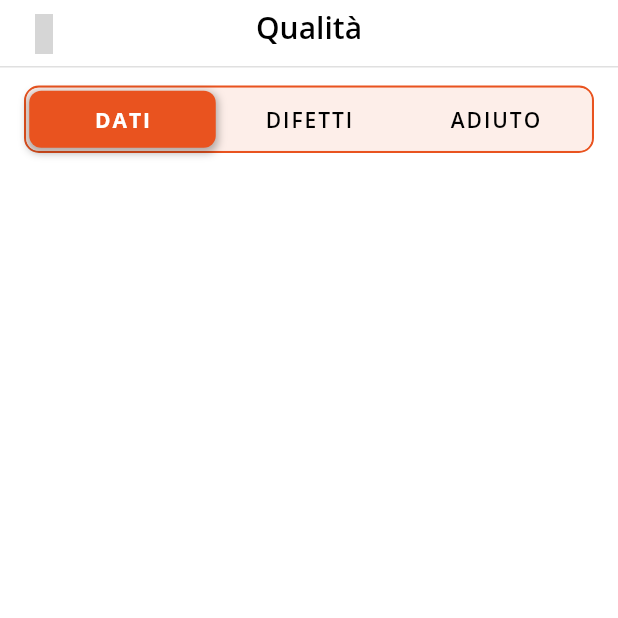
After one commit to ilCatta/qualita, a Flutter app: the InformazioniLottoPage screen opened by its route, on a phone screen of 412 x 824 dp, the top half of it. The commit adds this screen. Run offline on Flutter 3.47's test engine with Material 2 defaults, Android fonts, the phone set to English and light mode, and no system bars; drawn by our look-alikes of auto_size_text, custom_sliding_segmented_control; our stand-ins replace adaptive_theme, eva_icons_flutter, go_router, ionicons; missing offline and left inert: mobile_scanner; project files that could hold a hidden picture were left out; grey boxes are pictures that could not be loaded.

Commit message:
Iniziata pagina dei dati

```diff
--- /dev/null
+++ b/lib/pages/informazioni_lotto/informazioni_lotto_page.dart
@@ -0,0 +1,221 @@
+import 'package:auto_size_text/auto_size_text.dart';
+import 'package:custom_sliding_segmented_control/custom_sliding_segmented_control.dart';
+import 'package:eva_icons_flutter/eva_icons_flutter.dart';
+import 'package:flutter/material.dart';
+import 'package:go_router/go_router.dart';
+
+class InformazioniLottoPage extends StatefulWidget {
+  const InformazioniLottoPage({super.key});
+
+  @override
+  State<InformazioniLottoPage> createState() => _InformazioniLottoPageState();
+}
+
+class _InformazioniLottoPageState extends State<InformazioniLottoPage> {
+  int menuActiveIndex = 1;
+
+  void changeMenuActive(int index) {
+    setState(() {
+      menuActiveIndex = index;
+    });
+  }
+
+  @override
+  Widget build(BuildContext context) {
+    return Scaffold(
+      appBar: PreferredSize(
+        preferredSize: Size.fromHeight(45.0),
+        child: AppBar(
+          automaticallyImplyLeading: false,
+          centerTitle: true,
+          title: Stack(
+            children: [
+              GestureDetector(
+                onTap: () => context.pop(),
+                child: SizedBox(
+                    height: 35,
+                    child: Icon(
+                      EvaIcons.arrowBackOutline,
+                      size: 27,
+                      color: Colors.black87,
+                    )),
+              ),
+              Row(
+                mainAxisAlignment: MainAxisAlignment.center,
+                children: [
+                  Text(
+                    "Qualità",
+                    style: TextStyle(
+                      fontWeight: FontWeight.w600,
+                      fontSize: 20,
+                    ),
+                  ),
+                ],
+              ),
+            ],
+          ),
+          shape: Border(bottom: BorderSide(color: Colors.black12, width: 1)),
+        ),
+      ),
+      body: _body(),
+    );
+  }
+
+  Widget _body() => SizedBox(
+        height: MediaQuery.of(context).size.height,
+        width: MediaQuery.of(context).size.width,
+        child: SafeArea(
+          child: SingleChildScrollView(
+            physics: BouncingScrollPhysics(),
+            child: _menuNav(),
+          ),
+        ),
+      );
+
+  Widget _menuNav() {
+    Color textSelected = Colors.white;
+    Color textUnselected = Colors.black;
+
+    return Container(
+      margin: EdgeInsets.fromLTRB(16, 12, 16, 12),
+      decoration: BoxDecoration(
+        color: Color(0xffffffff),
+        shape: BoxShape.rectangle,
+        borderRadius: BorderRadius.circular(10),
+        border: Border.all(
+          width: 1.5,
+          color: Color(0xFFE9531F),
+        ),
+      ),
+      child: CustomSlidingSegmentedControl<int>(
+        isStretch: true,
+        height: 38,
+        innerPadding: EdgeInsets.all(2),
+        decoration: BoxDecoration(
+          color: Color(0xFFFDEEE9),
+          borderRadius: BorderRadius.circular(8),
+        ),
+        thumbDecoration: BoxDecoration(
+          color: Color(0xFFE9531F),
+          borderRadius: BorderRadius.circular(8),
+          boxShadow: [
+            BoxShadow(
+              color: Colors.black.withOpacity(.3),
+              blurRadius: 4.0,
+              spreadRadius: 1.0,
+              offset: Offset(
+                0.0,
+                2.0,
+              ),
+            ),
+          ],
+        ),
+        initialValue: menuActiveIndex,
+        children: {
+          1: AutoSizeText(
+            'Dati'.toUpperCase(),
+            style: TextStyle(
+              letterSpacing: 1.3,
+              fontSize: 14,
+              fontWeight: menuActiveIndex.compareTo(1) == 0 ? FontWeight.w700 : FontWeight.w600,
+              color: menuActiveIndex.compareTo(1) == 0 ? textSelected : textUnselected,
+            ),
+          ),
+          2: AutoSizeText(
+            'Difetti'.toUpperCase(),
+            style: TextStyle(
+              letterSpacing: 1.3,
+              fontSize: 14,
+              fontWeight: menuActiveIndex.compareTo(2) == 0 ? FontWeight.w700 : FontWeight.w600,
+              color: menuActiveIndex.compareTo(2) == 0 ? textSelected : textUnselected,
+            ),
+          ),
+          3: AutoSizeText(
+            'Adiuto'.toUpperCase(),
+            style: TextStyle(
+              letterSpacing: 1.3,
+              fontSize: 14,
+              fontWeight: menuActiveIndex.compareTo(3) == 0 ? FontWeight.w700 : FontWeight.w600,
+              color: menuActiveIndex.compareTo(3) == 0 ? textSelected : textUnselected,
+            ),
+          ),
+        },
+        onValueChanged: (value) {
+          changeMenuActive(value);
+        },
+        duration: Duration(milliseconds: 300),
+        curve: Curves.linearToEaseOut,
+      ),
+    );
+  }
+
+  Widget _paginaUno() => Column(
+        mainAxisAlignment: MainAxisAlignment.start,
+        crossAxisAlignment: CrossAxisAlignment.start,
+        children: [
+          SizedBox(height: 15),
+          Padding(
+            padding: EdgeInsets.fromLTRB(15, 0, 15, 0),
+            child: Text(
+              "Dati Entrata",
+              style: TextStyle(
+                fontSize: 16,
+                fontWeight: FontWeight.w500,
+              ),
+            ),
+          ),
+          _campo(label: "Num. Doc. Gamma", value: "1310"),
+          _campo(label: "Codice Lotto", value: "220000482000294"),
+          _campo(label: "Data Registrazione", value: "13/05/2022"),
+          _campo(label: "Data Documento", value: "11/05/2022"),
+          _campo(label: "Fornitore", value: "482 | ROCCA di CAPRILEONE IMPRESA AGRICOLA COOP. PER AZIONI"),
+          _campo(label: "Articolo", value: "ARANCE VALENCIA IT Cal. 4 Cat. II BIO"),
+          _campo(label: "Imballo", value: "E04 | Cartone | 0,65kg"),
+          _campo(label: "Note", value: "Marcio Macchiato 20/30%"),
+          _campo(label: "Num. Doc. Forn.", value: "220"),
+          _campo(label: "Prog. Riga", value: "1"),
+          _campo(label: "Colli Riga", value: "55"),
+          _campo(label: "Media Collo", value: "16"),
+        ],
+      );
+
+  Widget _campo({required String label, required String value}) {
+    return Padding(
+      padding: EdgeInsets.fromLTRB(15, 15, 15, 0),
+      child: Container(
+        padding: EdgeInsets.fromLTRB(8, 4, 8, 4),
+        constraints: BoxConstraints(minHeight: 55, minWidth: double.infinity),
+        width: double.infinity,
+        decoration: BoxDecoration(
+          color: Colors.grey.shade200,
+          border: Border.all(
+            color: Colors.grey.shade600,
+          ),
+          borderRadius: BorderRadius.all(Radius.circular(8)),
+        ),
+        child: Column(
+          mainAxisAlignment: MainAxisAlignment.center,
+          crossAxisAlignment: CrossAxisAlignment.start,
+          children: [
+            Text(
+              label.toUpperCase(),
+              style: TextStyle(
+                fontSize: 12,
+                fontWeight: FontWeight.w600,
+                color: Colors.grey.shade800,
+              ),
+            ),
+            SizedBox(height: 2),
+            Text(
+              value,
+              style: TextStyle(
+                fontSize: 14,
+                fontWeight: FontWeight.w600,
+              ),
+            ),
+          ],
+        ),
+      ),
+    );
+  }
+}
--- a/lib/router.dart
+++ b/lib/router.dart
@@ -1,4 +1,5 @@
 import 'package:go_router/go_router.dart';
+import 'package:qualita/pages/informazioni_lotto/informazioni_lotto_page.dart';
 import 'package:qualita/pages/login/login_page.dart';
 import 'package:qualita/pages/seleziona_lotto/seleziona_lotto_page.dart';
 import 'package:qualita/pages/seleziona_lotto/widget/barcode_scanner_window.dart';
@@ -25,5 +26,9 @@ final router = GoRouter(
       name: '/barcode-scanner',
       builder: (context, state) => BarcodeScannerWithScanWindow(),
     ),
+    GoRoute(
+      path: '/informazioni-lotto',
+      builder: (context, state) => InformazioniLottoPage(),
+    ),
   ],
 );
--- a/pubspec.yaml
+++ b/pubspec.yaml
@@ -43,6 +43,8 @@ dependencies:
   go_router: ^10.1.2
   intl: ^0.18.1
   mobile_scanner: ^3.4.1
+  custom_sliding_segmented_control: ^1.7.5
+  auto_size_text: ^3.0.0
 
 dev_dependencies:
   flutter_test:
```
Also changed, not shown: lib/pages/seleziona_lotto/seleziona_lotto_page.dart (+7 -1 lines), pubspec.lock.
